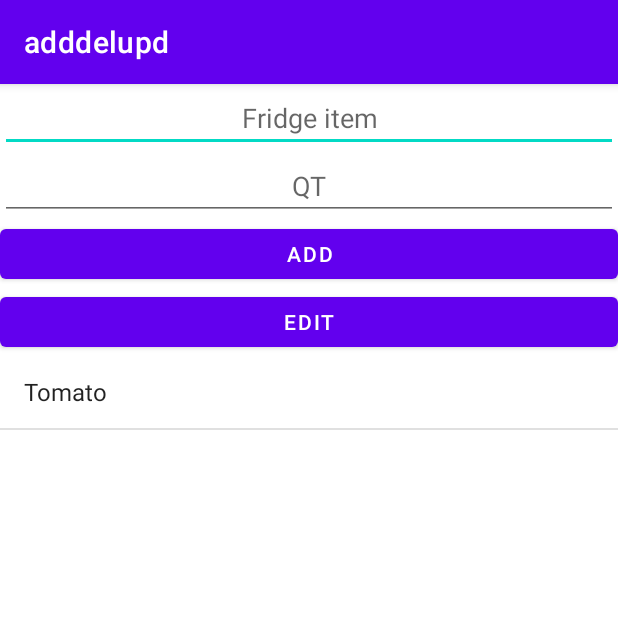
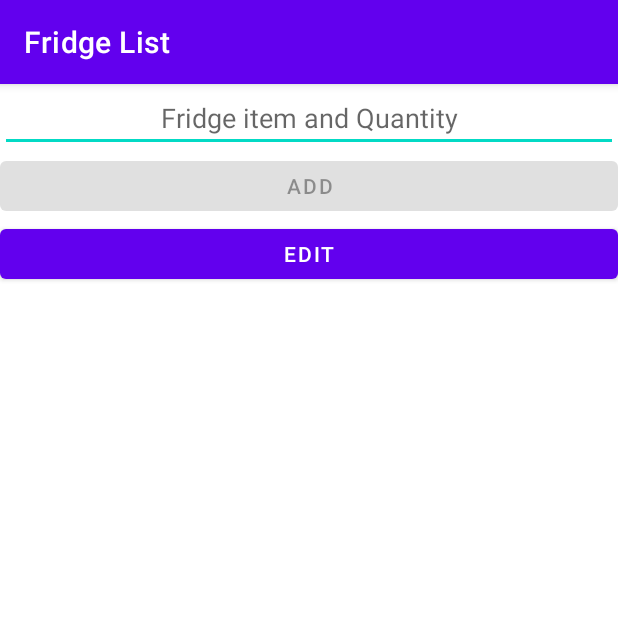
Before and after one commit to come219/StudiRep, an Android app: the screen it shows after launch (MainActivity), after a tap on "ADD", on a phone screen of 412 x 824 dp, the top half of it. Run offline under Robolectric (Android 15) with nearby library versions, the phone set to English and light mode, and no system bars.

Commit message:
Hamza - Fridgelist - 17/03/2021

```diff
--- a/app/src/main/java/com/example/adddelupd/MainActivity.java
+++ b/app/src/main/java/com/example/adddelupd/MainActivity.java
@@ -15,9 +15,8 @@ import java.util.ArrayList;
 
 public class MainActivity extends AppCompatActivity {
     private ListView listView1;
-    private EditText inputText1,inputText2;
+    private EditText inputText1;
     private Button btnAdd, btnEdit;
-
     ArrayList<String> foods = new ArrayList<String>();
     ArrayAdapter myAdapter1;
 
@@ -31,7 +30,7 @@ public class MainActivity extends AppCompatActivity {
 
         listView1 = (ListView) findViewById(R.id.listView1);
         btnAdd = (Button) findViewById(R.id.button);
-        btnAdd = (Button) findViewById(R.id.button2);
+        btnEdit = (Button) findViewById(R.id.button2);
         inputText1 = (EditText) findViewById(R.id.editText);
         inputText1.addTextChangedListener(inputTextWatcher);
 
@@ -39,7 +38,6 @@ public class MainActivity extends AppCompatActivity {
         myAdapter1 = new ArrayAdapter<String>(
                 this, android.R.layout.simple_list_item_1, foods);
         listView1.setAdapter(myAdapter1);
-        foods.add("Tomato");
 
         //add items
         btnAdd = (Button) findViewById(R.id.button);
@@ -47,13 +45,9 @@ public class MainActivity extends AppCompatActivity {
             @Override
             public void onClick(View view) {
                 String stringVal = inputText1.getText().toString();
-                if (!stringVal.isEmpty()) {
                 foods.add(stringVal);
                 myAdapter1.notifyDataSetChanged();
                 inputText1.setText("");
-                } else {
-                    Toast.makeText(MainActivity.this, "error", Toast.LENGTH_SHORT); //doesn't work yet
-                }
             }
         });
 
@@ -67,6 +61,7 @@ public class MainActivity extends AppCompatActivity {
                 Toast.makeText(MainActivity.this, item, Toast.LENGTH_SHORT).show();
             }
         });
+
 
         //edit
         btnEdit = (Button) findViewById(R.id.button2);
@@ -92,7 +87,7 @@ public class MainActivity extends AppCompatActivity {
             }
         });
     }
-
+    //supposed to make the add button not available when text block is empty
     private final TextWatcher inputTextWatcher = new TextWatcher() {
         @Override
         public void beforeTextChanged(CharSequence s, int start, int count, int after) {
--- a/app/src/main/res/layout/activity_main.xml
+++ b/app/src/main/res/layout/activity_main.xml
@@ -12,17 +12,10 @@
         android:id="@+id/editText"
         android:layout_width="match_parent"
         android:layout_height="45dp"
-        android:hint="Fridge item"
+        android:hint="Fridge item and Quantity"
         android:gravity="center"
         android:inputType="text" />
 
-    <EditText
-        android:id="@+id/editText2"
-        android:layout_width="match_parent"
-        android:layout_height="45dp"
-        android:hint="QT"
-        android:gravity="center"
-        android:inputType="text" />
 
     <Button
         android:id="@+id/button"
@@ -39,6 +32,8 @@
     <ListView
         android:id="@+id/listView1"
         android:layout_width="match_parent"
-        android:layout_height="450dp" />
+        android:layout_height="wrap_content" />
+
+
 
 </LinearLayout>
--- a/app/src/main/res/values/strings.xml
+++ b/app/src/main/res/values/strings.xml
@@ -1,5 +1,5 @@
 <resources>
-    <string name="app_name">adddelupd</string>
+    <string name="app_name">Fridge List</string>
     <string name="editText">Insert Item and Quantity</string>
     <string name="btnAddText">Add</string>
     <string name="btnEditText">Edit</string>
```
Lines whose indentation alone changed are shown as unchanged.
